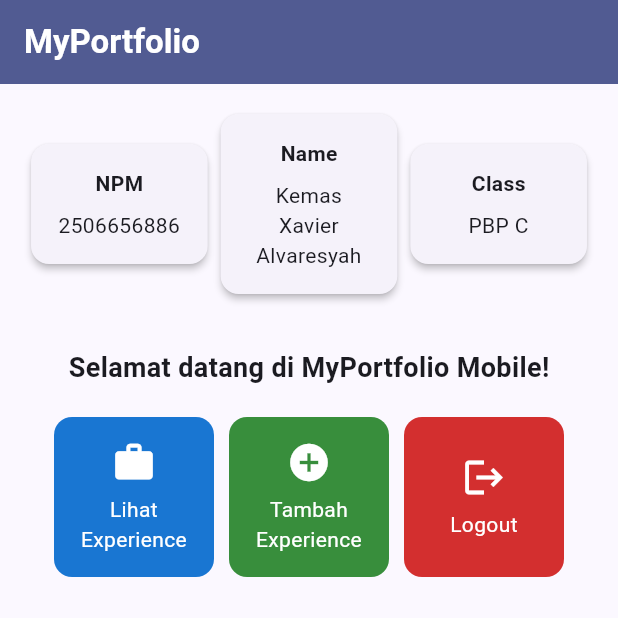
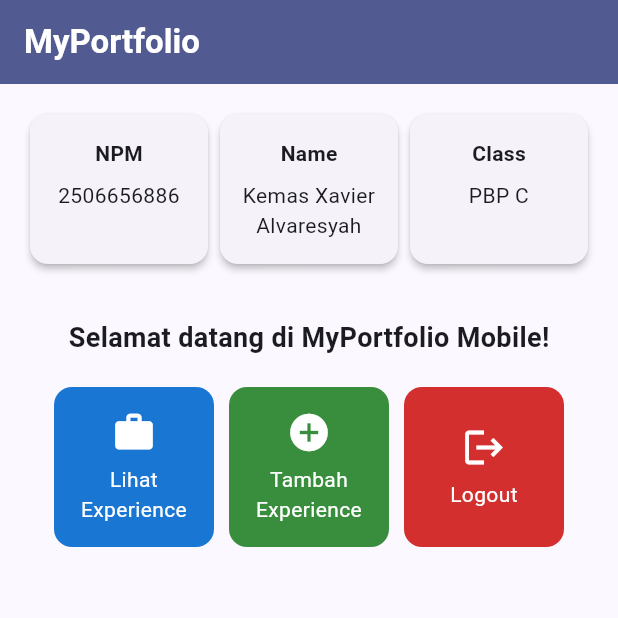
Before and after one commit to 6avier/myportofolio_mobile, a Flutter app: the screen it shows after launch, on a phone screen of 412 x 824 dp, the top half of it. Run offline on Flutter 3.47's test engine with Material 3 defaults, Android fonts, the phone set to English and light mode, and no system bars.

Commit message:
Assignment 7: fix InfoCard row overflow with Expanded and equal heights

```diff
--- a/lib/menu.dart
+++ b/lib/menu.dart
@@ -35,13 +35,17 @@ class MyHomePage extends StatelessWidget {
           crossAxisAlignment: CrossAxisAlignment.center,
           children: [
             // Baris horizontal untuk menampilkan 3 InfoCard secara sejajar.
-            Row(
-              mainAxisAlignment: MainAxisAlignment.spaceEvenly,
-              children: [
-                InfoCard(title: 'NPM', content: npm),
-                InfoCard(title: 'Name', content: nama),
-                InfoCard(title: 'Class', content: kelas),
-              ],
+            // Expanded membagi lebar sama rata dan IntrinsicHeight menyamakan
+            // tinggi kartu, jadi nama panjang tidak membuat baris ini overflow.
+            IntrinsicHeight(
+              child: Row(
+                crossAxisAlignment: CrossAxisAlignment.stretch,
+                children: [
+                  Expanded(child: InfoCard(title: 'NPM', content: npm)),
+                  Expanded(child: InfoCard(title: 'Name', content: nama)),
+                  Expanded(child: InfoCard(title: 'Class', content: kelas)),
+                ],
+              ),
             ),
             const SizedBox(height: 16.0),
             // Bagian tengah: pesan sambutan dan kisi tombol menu portofolio.
@@ -94,9 +98,8 @@ class InfoCard extends StatelessWidget {
       // Memberikan efek bayangan kartu elevasi 2 unit.
       elevation: 2.0,
       child: Container(
-        // Menyesuaikan lebar kartu dengan proporsi layar (dibagi 3.5).
-        width: MediaQuery.of(context).size.width / 3.5,
-        padding: const EdgeInsets.all(16.0),
+        // Lebar kartu ditentukan oleh Expanded di induknya, bukan angka tetap.
+        padding: const EdgeInsets.symmetric(horizontal: 8.0, vertical: 16.0),
         // Menyusun teks title dan content secara vertikal.
         child: Column(
           children: [
```
